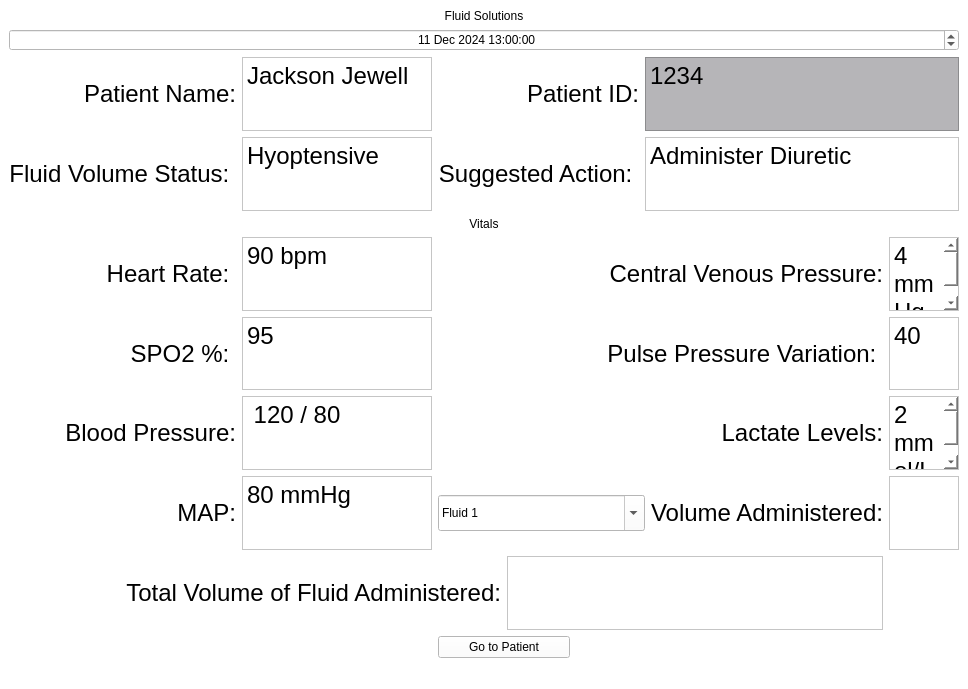
First picture: the form in app/frontend/views/vitalsWindow.ui, repository lmitchell33/Fluid-Solutions, before the edit.
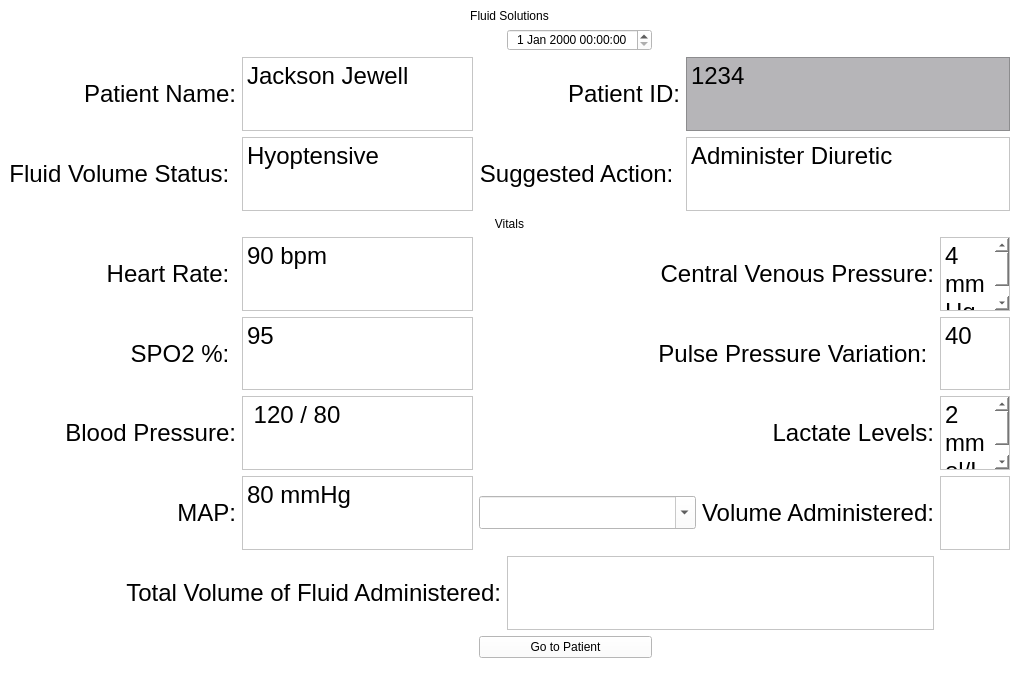
Second picture: the form after the edit.

Diff of the .ui file:
```diff
--- a/app/frontend/views/vitalsWindow.ui
+++ b/app/frontend/views/vitalsWindow.ui
@@ -180,21 +180,11 @@
       </property>
      </widget>
     </item>
-    <item row="1" column="0" colspan="9">
-     <widget class="QDateTimeEdit" name="dateTimeEdit">
+    <item row="1" column="4">
+     <widget class="QDateTimeEdit" name="current_datetime">
       <property name="alignment">
        <set>Qt::AlignCenter</set>
       </property>
-      <property name="dateTime">
-       <datetime>
-        <hour>13</hour>
-        <minute>0</minute>
-        <second>0</second>
-        <year>2024</year>
-        <month>12</month>
-        <day>11</day>
-       </datetime>
-      </property>
      </widget>
     </item>
     <item row="6" column="0" colspan="2">
@@ -385,7 +375,7 @@
      <widget class="QComboBox" name="comboBox">
       <property name="font">
        <font>
-        <pointsize>18</pointsize>
+        <pointsize>16</pointsize>
        </font>
       </property>
       <property name="layoutDirection">
@@ -397,26 +387,6 @@
       <property name="sizeAdjustPolicy">
        <enum>QComboBox::AdjustToMinimumContentsLengthWithIcon</enum>
       </property>
-      <item>
-       <property name="text">
-        <string>Fluid 1</string>
-       </property>
-      </item>
-      <item>
-       <property name="text">
-        <string>Fluid 2</string>
-       </property>
-      </item>
-      <item>
-       <property name="text">
-        <string>Fluid 3</string>
-       </property>
-      </item>
-      <item>
-       <property name="text">
-        <string>Jacksons Juice</string>
-       </property>
-      </item>
      </widget>
     </item>
     <item row="5" column="5" colspan="3">
```
Left out of the diff: 2 changed lines with no effect on the pictures.
